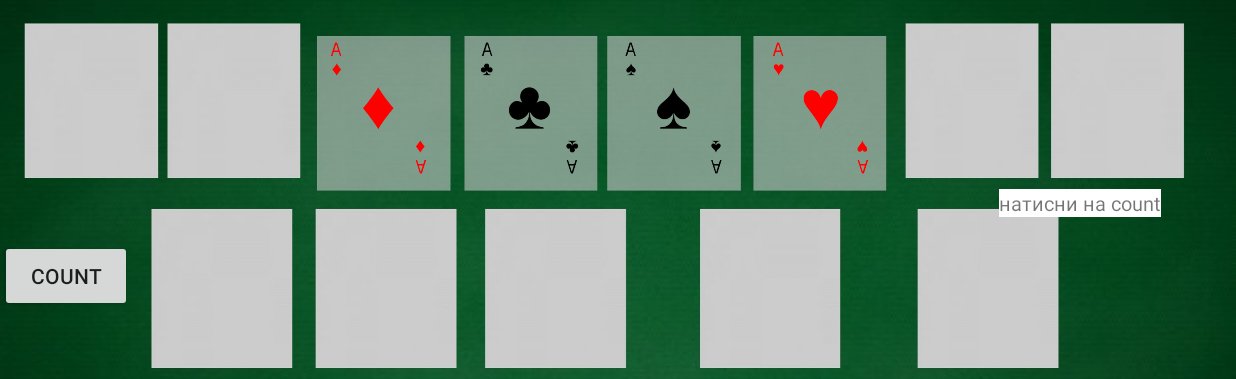
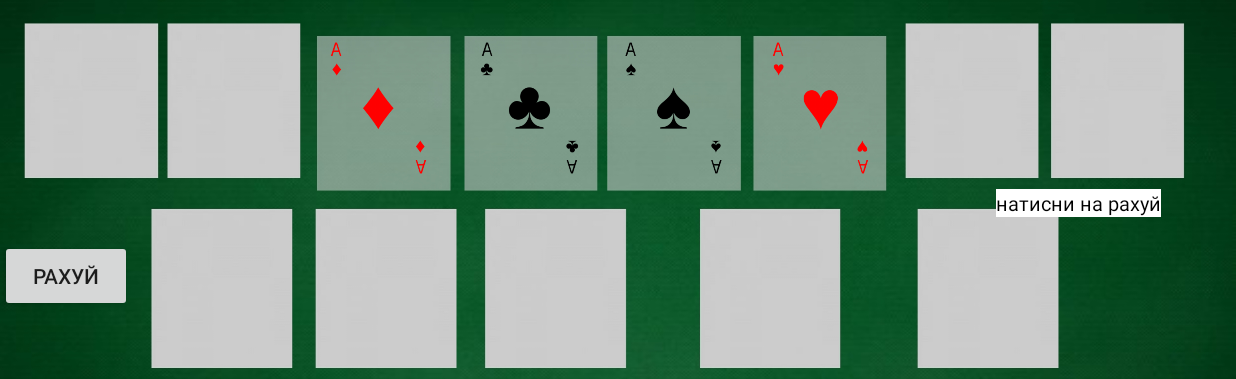
Before and after one commit to lyaksandra/PokerCalculatorimmisso, an Android app: the FourPlayActivity screen opened directly, with no data from a screen before it, on a phone screen of 824 x 412 dp (held sideways). Shown: the top 379 px of the screen. Run offline under Robolectric (Android 15) with nearby library versions, the phone set to English and light mode, and no system bars.

Commit message:
commit51

```diff
--- a/app/src/main/res/layout/activity_four_play.xml
+++ b/app/src/main/res/layout/activity_four_play.xml
@@ -24,8 +24,9 @@
 
     <TextView
         android:id="@+id/count_result_first"
-        android:text="натисни на count"
+        android:text="@string/touch"
         android:textSize="13dp"
+        android:textColor="@color/black"
         android:background="@color/white"
         android:layout_width="wrap_content"
         android:layout_height="wrap_content"
@@ -41,6 +42,7 @@
         android:id="@+id/count_result_second"
         android:text=""
         android:textSize="13dp"
+        android:textColor="@color/black"
         android:background="@color/white"
         android:layout_width="wrap_content"
         android:layout_height="wrap_content"
--- a/app/src/main/res/values/strings.xml
+++ b/app/src/main/res/values/strings.xml
@@ -1,7 +1,7 @@
 <resources>
     <string name="app_name">Poker Calculator (immisso)</string>
-    <string name="four_players">5 players</string>
-    <string name="nine_players">9 players</string>
+    <string name="four_players">5 осіб</string>
+    <string name="nine_players">9 осіб (реалізація у наступному оновленні)</string>
     <string name="title_activity_nine_play">NinePlayActivity</string>
     <!-- Strings used for fragments for navigation -->
     <string name="first_fragment_label">First Fragment</string>
@@ -11,5 +11,6 @@
 
     <string name="hello_first_fragment">Hello first fragment</string>
     <string name="hello_second_fragment">Hello second fragment. Arg: %1$s</string>
-    <string name="count">Count</string>
+    <string name="count">Рахуй</string>
+    <string name="touch">натисни на "рахуй"</string>
 </resources>
```
